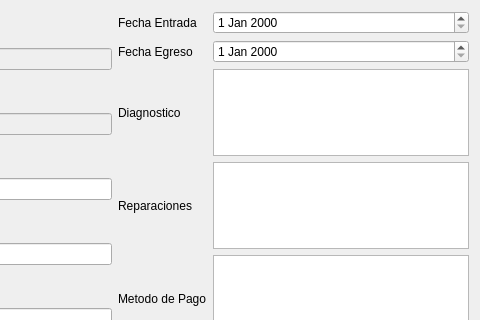
Qt form views/Views ui/updateWork.ui (ValenDD/Desktop_app_mechanical_workshop) before a commit; both pictures show x 179 to 659 and y 0 to 320 of the 659 by 407 pixel window.
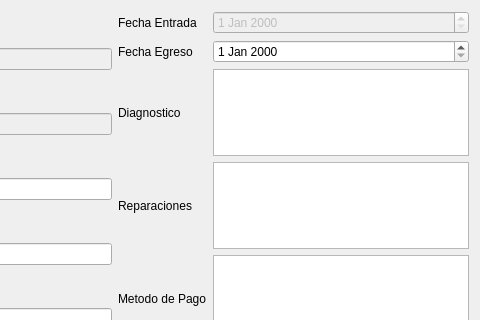
The same form after that commit.

Patch:
```diff
--- a/views/Views ui/updateWork.ui
+++ b/views/Views ui/updateWork.ui
@@ -185,7 +185,11 @@
         </widget>
        </item>
        <item row="1" column="1">
-        <widget class="QDateEdit" name="dateEdit_2"/>
+        <widget class="QDateEdit" name="dateEdit_2">
+         <property name="enabled">
+          <bool>false</bool>
+         </property>
+        </widget>
        </item>
       </layout>
      </item>
```
